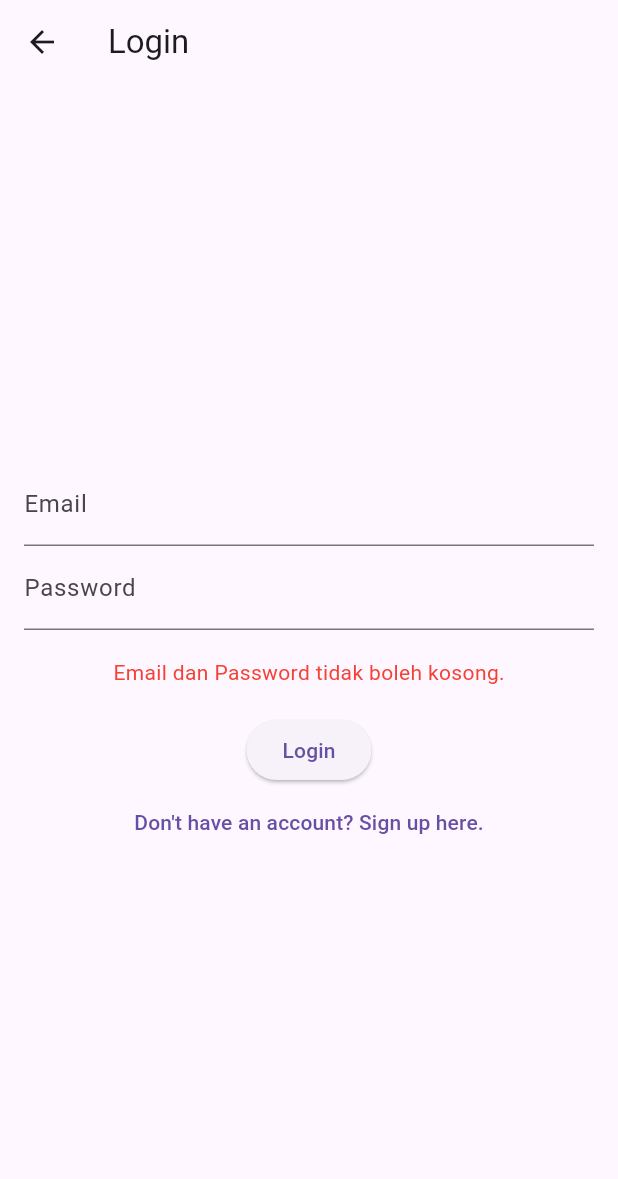
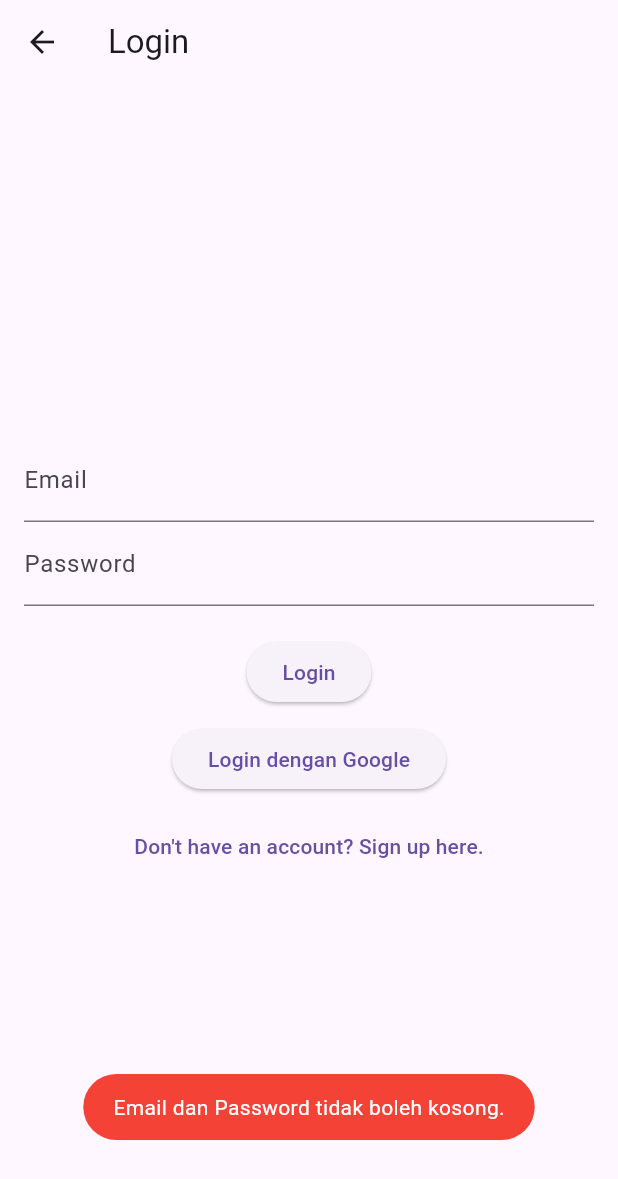
Before and after one commit to Aemiroyoo/kunaproject, a Flutter app: the HomeScreen screen opened directly, after a tap on the "logout" icon, after a tap on "Login", on a phone screen of 412 x 824 dp. Shown: the top 1179 px of the screen. Run offline on Flutter 3.47's test engine with Material 3 defaults, Android fonts, the phone set to English and light mode, and no system bars; our stand-ins replace firebase_auth, firebase_core, fluttertoast, google_sign_in; accounts and stored records are empty.

Commit message:
Add Google Sign-In and Toast utility; update dependencies

```diff
--- a/lib/login/login_screen.dart
+++ b/lib/login/login_screen.dart
@@ -3,6 +3,7 @@ import 'package:firebase_auth/firebase_auth.dart';
 import 'package:kunaproject/auth/auth_service.dart';
 import 'package:kunaproject/auth/signup_screen.dart';
 import 'package:kunaproject/home/home_screen.dart';
+import 'package:kunaproject/utils.dart';
 
 class LoginScreen extends StatefulWidget {
   @override
@@ -13,6 +14,8 @@ class _LoginScreenState extends State<LoginScreen> {
   final TextEditingController emailController = TextEditingController();
   final TextEditingController passwordController = TextEditingController();
   final AuthService _authService = AuthService();
+  final _auth = AuthService();
+
   String? errorMessage;
 
   @override
@@ -49,20 +52,11 @@ class _LoginScreenState extends State<LoginScreen> {
                 String password = passwordController.text.trim();
 
                 if (email.isEmpty || password.isEmpty) {
-                  setState(() {
-                    errorMessage = "Email dan Password tidak boleh kosong.";
-                  });
+                  showToast("Email dan Password tidak boleh kosong.");
                   return;
                 }
 
-                String? error = await _authService.signInWithEmail(
-                  email,
-                  password,
-                );
-
-                print(
-                  "Login Error: $error",
-                ); // Tambahkan debugging untuk melihat error di console
+                String? error = await _auth.signInWithEmail(email, password);
 
                 if (error == null) {
                   Navigator.pushReplacement(
@@ -70,14 +64,39 @@ class _LoginScreenState extends State<LoginScreen> {
                     MaterialPageRoute(builder: (context) => HomeScreen()),
                   );
                 } else {
-                  setState(() {
-                    errorMessage = error;
-                  });
+                  showToast(error); // Tampilkan error dengan FlutterToast
                 }
               },
               child: Text("Login"),
             ),
+            SizedBox(height: 10),
+            // ElevatedButton(
+            //   onPressed: () async {
+            //     await _authService.loginWithGoogle();
+            //   },
+            //   child: Text('Sign In with Google'),
+            // ),
+            ElevatedButton(
+              onPressed: () async {
+                User? user = await _authService.signInWithGoogle();
 
+                if (user != null) {
+                  print("Google Sign-In Success: ${user.uid}");
+                  showToast("Login berhasil!", backgroundColor: Colors.green);
+
+                  // Arahkan user ke HomeScreen setelah login
+                  Navigator.pushReplacement(
+                    context,
+                    MaterialPageRoute(builder: (context) => HomeScreen()),
+                  );
+                } else {
+                  showToast("Login dengan Google dibatalkan atau gagal.");
+                }
+              },
+              child: Text("Login dengan Google"),
+            ),
+
+            SizedBox(height: 10),
             TextButton(
               onPressed: () {
                 // Pindah ke halaman sign up
--- /dev/null
+++ b/lib/utils.dart
@@ -0,0 +1,13 @@
+import 'package:fluttertoast/fluttertoast.dart';
+import 'package:flutter/material.dart';
+
+void showToast(String message, {Color backgroundColor = Colors.red}) {
+  Fluttertoast.showToast(
+    msg: message,
+    toastLength: Toast.LENGTH_LONG,
+    gravity: ToastGravity.BOTTOM,
+    backgroundColor: backgroundColor,
+    textColor: Colors.white,
+    fontSize: 14.0,
+  );
+}
--- a/pubspec.yaml
+++ b/pubspec.yaml
@@ -2,7 +2,7 @@ name: kunaproject
 description: "A new Flutter project."
 # The following line prevents the package from being accidentally published to
 # pub.dev using `flutter pub publish`. This is preferred for private packages.
-publish_to: 'none' # Remove this line if you wish to publish to pub.dev
+publish_to: "none" # Remove this line if you wish to publish to pub.dev
 
 # The following defines the version and build number for your application.
 # A version number is three numbers separated by dots, like 1.2.43
@@ -33,6 +33,8 @@ dependencies:
   firebase_core: ^3.12.1
   flutter:
     sdk: flutter
+  fluttertoast: ^8.2.12
+  google_sign_in: ^6.3.0
 
 dev_dependencies:
   flutter_lints: ^5.0.0
@@ -43,7 +45,6 @@ dev_dependencies:
 # following page: https://dart.dev/tools/pub/pubspec
 # The following section is specific to Flutter packages.
 flutter:
-
   # The following line ensures that the Material Icons font is
   # included with your application, so that you can use the icons in
   # the material Icons class.
```
Also changed, not shown: lib/auth/auth_service.dart (+49 -3 lines), lib/auth/signup_screen.dart (+8 -10 lines), lib/main.dart (+26 -1 lines), pubspec.lock, 2 other files.
